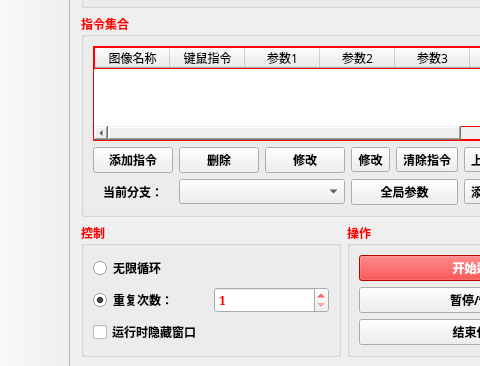
Old version of the form 窗体/mainwindow.ui in the repository FsterThanLight/automatic_clicker_2; both pictures show x 0 to 480 and y 201 to 567 of the 615 by 567 pixel window.
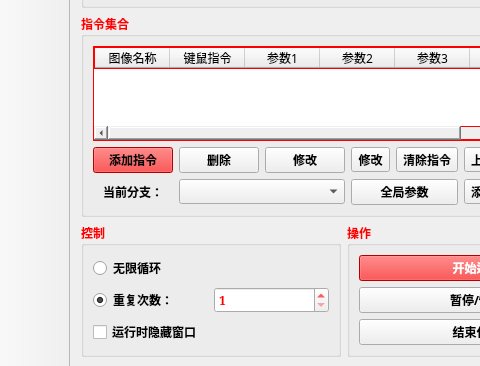
New version of the form. Icons and pictures are not drawn.

The edit to the form file:
```diff
--- a/窗体/mainwindow.ui
+++ b/窗体/mainwindow.ui
@@ -249,6 +249,151 @@
          </item>
          <item row="0" column="0">
           <widget class="QPushButton" name="pushButton">
+           <property name="palette">
+            <palette>
+             <active>
+              <colorrole role="Button">
+               <brush brushstyle="SolidPattern">
+                <color alpha="255">
+                 <red>255</red>
+                 <green>0</green>
+                 <blue>0</blue>
+                </color>
+               </brush>
+              </colorrole>
+              <colorrole role="Text">
+               <brush brushstyle="SolidPattern">
+                <color alpha="255">
+                 <red>255</red>
+                 <green>0</green>
+                 <blue>0</blue>
+                </color>
+               </brush>
+              </colorrole>
+              <colorrole role="Base">
+               <brush brushstyle="SolidPattern">
+                <color alpha="255">
+                 <red>255</red>
+                 <green>255</green>
+                 <blue>255</blue>
+                </color>
+               </brush>
+              </colorrole>
+              <colorrole role="Window">
+               <brush brushstyle="SolidPattern">
+                <color alpha="255">
+                 <red>255</red>
+                 <green>0</green>
+                 <blue>0</blue>
+                </color>
+               </brush>
+              </colorrole>
+              <colorrole role="PlaceholderText">
+               <brush brushstyle="SolidPattern">
+                <color alpha="128">
+                 <red>255</red>
+                 <green>0</green>
+                 <blue>0</blue>
+                </color>
+               </brush>
+              </colorrole>
+             </active>
+             <inactive>
+              <colorrole role="Button">
+               <brush brushstyle="SolidPattern">
+                <color alpha="255">
+                 <red>255</red>
+                 <green>0</green>
+                 <blue>0</blue>
+                </color>
+               </brush>
+              </colorrole>
+              <colorrole role="Text">
+               <brush brushstyle="SolidPattern">
+                <color alpha="255">
+                 <red>255</red>
+                 <green>0</green>
+                 <blue>0</blue>
+                </color>
+               </brush>
+              </colorrole>
+              <colorrole role="Base">
+               <brush brushstyle="SolidPattern">
+                <color alpha="255">
+                 <red>255</red>
+                 <green>255</green>
+                 <blue>255</blue>
+                </color>
+               </brush>
+              </colorrole>
+              <colorrole role="Window">
+               <brush brushstyle="SolidPattern">
+                <color alpha="255">
+                 <red>255</red>
+                 <green>0</green>
+                 <blue>0</blue>
+                </color>
+               </brush>
+              </colorrole>
+              <colorrole role="PlaceholderText">
+               <brush brushstyle="SolidPattern">
+                <color alpha="128">
+                 <red>255</red>
+                 <green>0</green>
+                 <blue>0</blue>
+                </color>
+               </brush>
+              </colorrole>
+             </inactive>
+             <disabled>
+              <colorrole role="Button">
+               <brush brushstyle="SolidPattern">
+                <color alpha="255">
+                 <red>255</red>
+                 <green>0</green>
+                 <blue>0</blue>
+                </color>
+               </brush>
+              </colorrole>
+              <colorrole role="Text">
+               <brush brushstyle="SolidPattern">
+                <color alpha="255">
+                 <red>120</red>
+                 <green>120</green>
+                 <blue>120</blue>
+                </color>
+               </brush>
+              </colorrole>
+              <colorrole role="Base">
+               <brush brushstyle="SolidPattern">
+                <color alpha="255">
+                 <red>255</red>
+                 <green>0</green>
+                 <blue>0</blue>
+                </color>
+               </brush>
+              </colorrole>
+              <colorrole role="Window">
+               <brush brushstyle="SolidPattern">
+                <color alpha="255">
+                 <red>255</red>
+                 <green>0</green>
+                 <blue>0</blue>
+                </color>
+               </brush>
+              </colorrole>
+              <colorrole role="PlaceholderText">
+               <brush brushstyle="SolidPattern">
+                <color alpha="128">
+                 <red>0</red>
+                 <green>0</green>
+                 <blue>0</blue>
+                </color>
+               </brush>
+              </colorrole>
+             </disabled>
+            </palette>
+           </property>
            <property name="text">
             <string>添加指令</string>
            </property>
```
